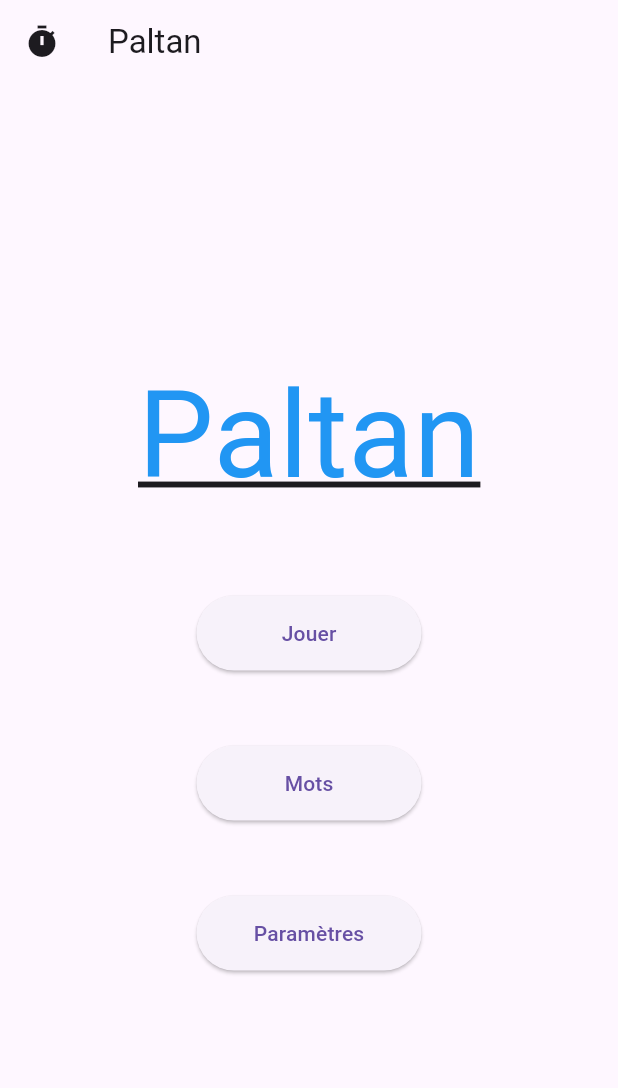
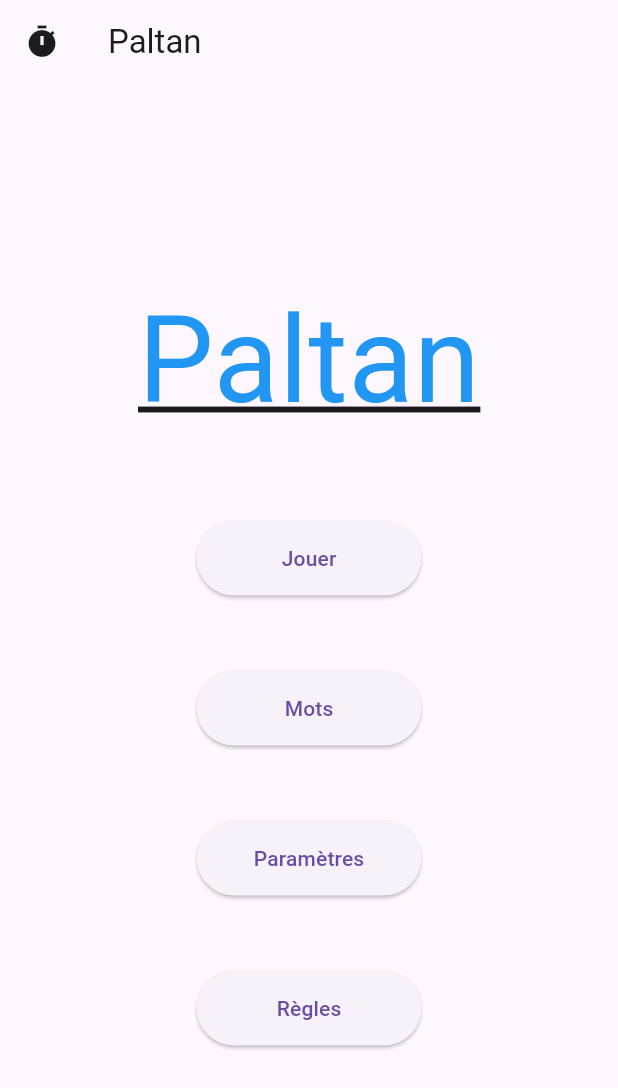
Before and after one commit to fricht/paltan, a Flutter app: the screen it shows after launch, on a phone screen of 412 x 824 dp. Shown: the top 1088 px of the screen. Run offline on Flutter 3.47's test engine with Material 3 defaults, Android fonts, the phone set to English and light mode, and no system bars; our stand-ins replace audioplayers, file_picker, shared_preferences.

Commit message:
Added rules btn, with dummy text

```diff
--- a/lib/menu.dart
+++ b/lib/menu.dart
@@ -140,6 +140,27 @@ class _MenuState extends State<Menu> {
                 ),
               ),
             ),
+            Container(
+              margin: const EdgeInsets.only(top: 50),
+              child: SizedBox(
+                width: 150,
+                height: 50,
+                child: ElevatedButton(
+                  child: const Text("Règles"),
+                  onPressed: () {
+                    showDialog(
+                      context: context,
+                      builder: (BuildContext context) {
+                        return const AlertDialog(
+                          title: Text("Règles du jeu"),
+                          content: Text("Lorem ipsum dolor sit amet"),
+                        );
+                      }
+                    );
+                  },
+                ),
+              ),
+            ),
           ],
         ),
       ),
```
